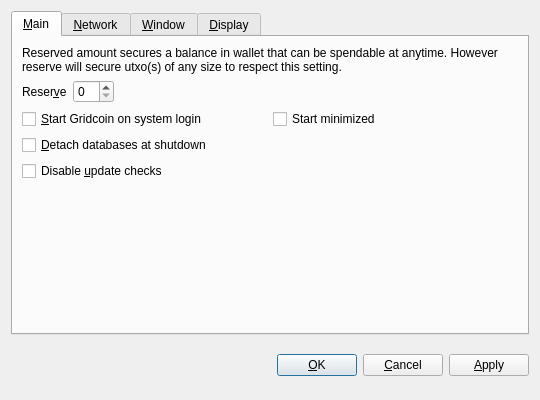
First picture: the form in src/qt/forms/optionsdialog.ui, repository gridcoin-community/Gridcoin-Research, before the edit.
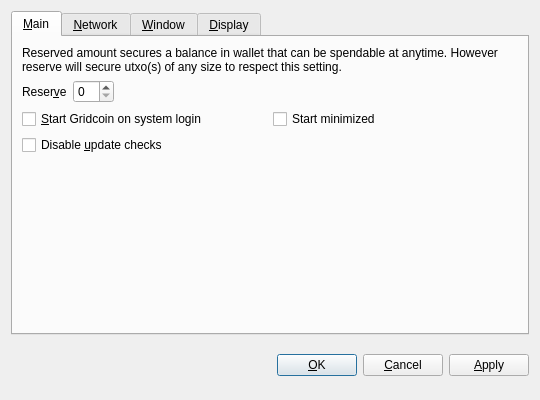
Second picture: the form after the edit. Custom widgets are drawn as their Qt base class.

Commit message:
Remove useless "Detach databases at shutdown"
The "Detach databases at shutdown" UI checkbox doesn't do
anything, and hasn't in a while, and the state of the checkbox
does not even persist in the optionsmodel.

This has to be a throwback to when the blockchain index/transactions
were in bdb. Those have been in leveldb for a long while now,
and the wallet is always flushed and an LSN_reset (essentially
a detach) is issued upon successful shutdown of the wallet.

Diff of the .ui file:
```diff
--- a/src/qt/forms/optionsdialog.ui
+++ b/src/qt/forms/optionsdialog.ui
@@ -97,16 +97,6 @@
          </item>
         </layout>
        </item>
-       <item>
-        <widget class="QCheckBox" name="detachDatabases">
-         <property name="toolTip">
-          <string>Detach block and address databases at shutdown. This means they can be moved to another data directory, but it slows down shutdown. The wallet is always detached.</string>
-         </property>
-         <property name="text">
-          <string>&amp;Detach databases at shutdown</string>
-         </property>
-        </widget>
-       </item>
        <item>
         <widget class="QCheckBox" name="disableUpdateCheck">
          <property name="enabled">
```
